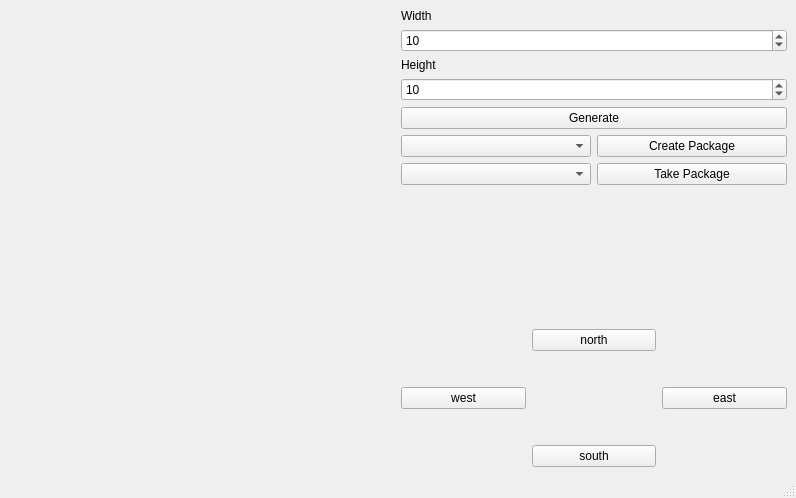
This is amazon/mainwindow.ui in fairynoxx/warehouse as Qt 5 draws it before an edit. The edited form follows.
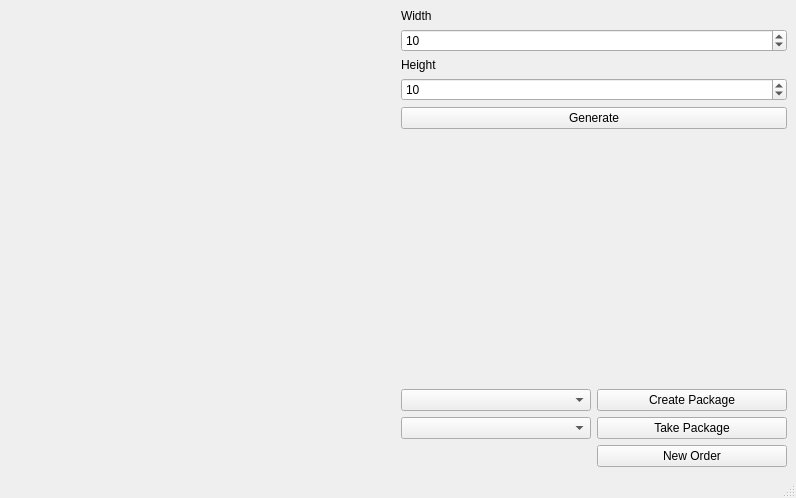
This is the edited form.

Diff of the .ui file:
```diff
--- a/amazon/mainwindow.ui
+++ b/amazon/mainwindow.ui
@@ -60,30 +60,6 @@
           </property>
          </widget>
         </item>
-        <item>
-         <layout class="QGridLayout" name="gridLayout_2">
-          <item row="0" column="1">
-           <widget class="QPushButton" name="pushButtonCreatePackage">
-            <property name="text">
-             <string>Create Package</string>
-            </property>
-           </widget>
-          </item>
-          <item row="0" column="0">
-           <widget class="QComboBox" name="comboBoxPackageType"/>
-          </item>
-          <item row="1" column="0">
-           <widget class="QComboBox" name="comboBoxAvailablePackages"/>
-          </item>
-          <item row="1" column="1">
-           <widget class="QPushButton" name="buttonTakePackage">
-            <property name="text">
-             <string>Take Package</string>
-            </property>
-           </widget>
-          </item>
-         </layout>
-        </item>
         <item>
          <spacer name="verticalSpacer">
           <property name="orientation">
@@ -98,49 +74,31 @@
          </spacer>
         </item>
         <item>
-         <layout class="QHBoxLayout" name="horizontalLayout_3">
-          <item>
-           <widget class="QPushButton" name="buttonWest">
+         <layout class="QGridLayout" name="gridLayout_2">
+          <item row="1" column="0">
+           <widget class="QComboBox" name="comboBoxAvailablePackages"/>
+          </item>
+          <item row="1" column="1">
+           <widget class="QPushButton" name="buttonTakePackage">
             <property name="text">
-             <string>west</string>
+             <string>Take Package</string>
             </property>
            </widget>
           </item>
-          <item>
-           <layout class="QVBoxLayout" name="verticalLayout_2">
-            <item>
-             <widget class="QPushButton" name="buttonNorth">
-              <property name="text">
-               <string>north</string>
-              </property>
-             </widget>
-            </item>
-            <item>
-             <spacer name="verticalSpacer_2">
-              <property name="orientation">
-               <enum>Qt::Vertical</enum>
-              </property>
-              <property name="sizeHint" stdset="0">
-               <size>
-                <width>20</width>
-                <height>40</height>
-               </size>
-              </property>
-             </spacer>
-            </item>
-            <item>
-             <widget class="QPushButton" name="buttonSouth">
-              <property name="text">
-               <string>south</string>
-              </property>
-             </widget>
-            </item>
-           </layout>
+          <item row="0" column="0">
+           <widget class="QComboBox" name="comboBoxPackageType"/>
           </item>
-          <item>
-           <widget class="QPushButton" name="buttonEast">
+          <item row="0" column="1">
+           <widget class="QPushButton" name="pushButtonCreatePackage">
             <property name="text">
-             <string>east</string>
+             <string>Create Package</string>
+            </property>
+           </widget>
+          </item>
+          <item row="2" column="1">
+           <widget class="QPushButton" name="pushButtonNewOrder">
+            <property name="text">
+             <string>New Order</string>
             </property>
            </widget>
           </item>
```
